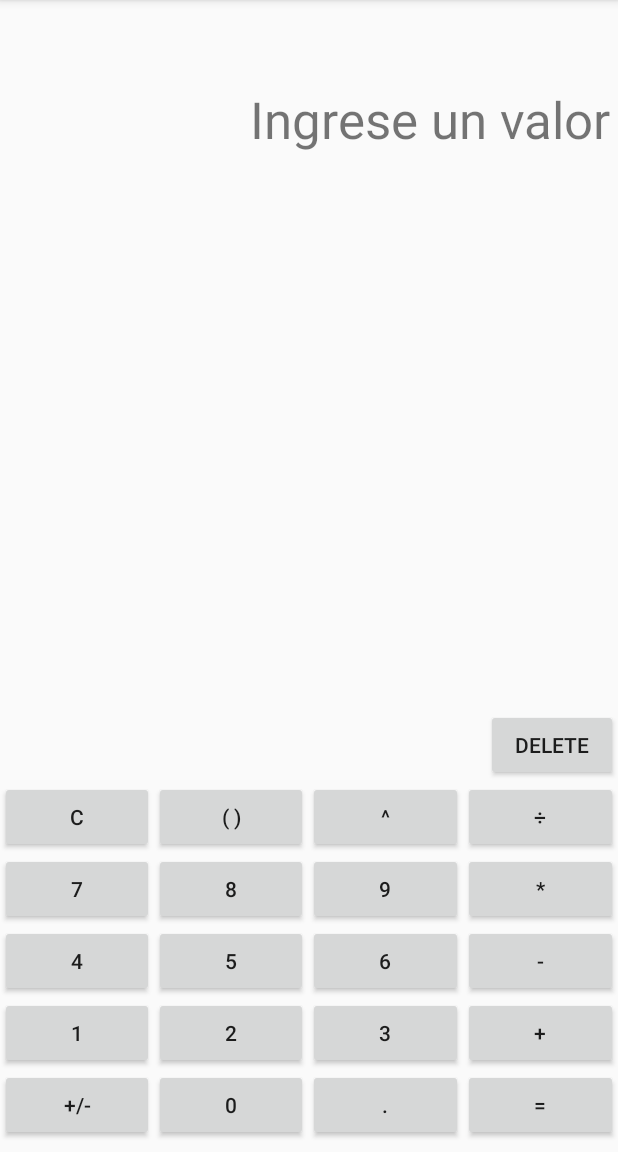
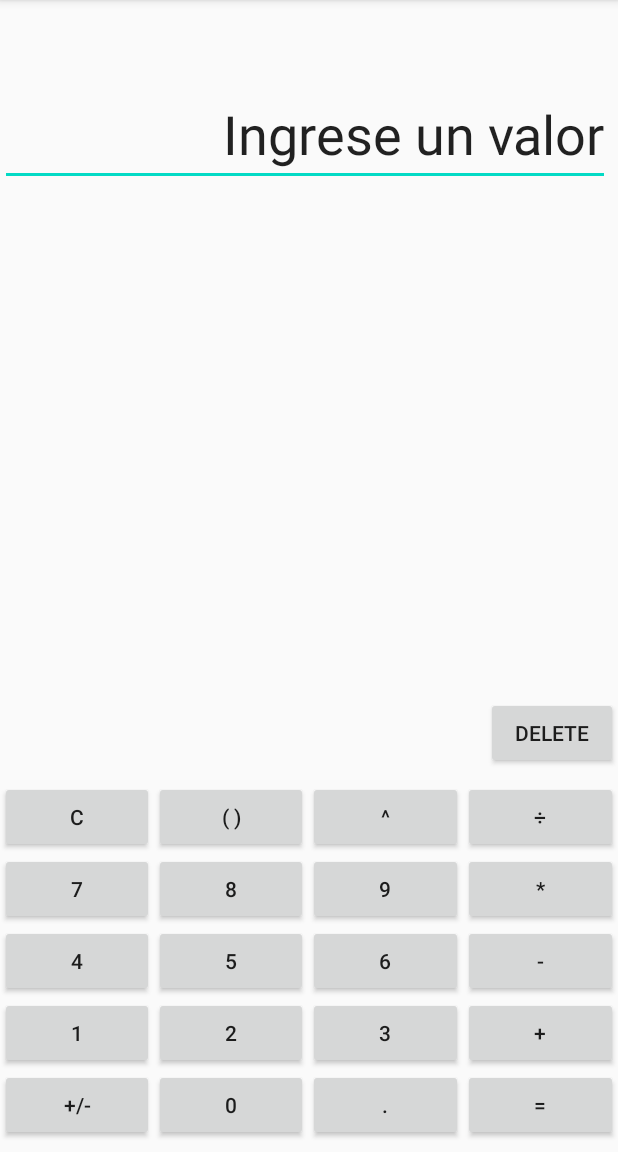
Before and after one commit to aflorezgut123/DevAppMob, an Android app: the screen it shows after launch (MainActivity), on a phone screen of 412 x 824 dp, the part 84-1236 px from its top. Run offline under Robolectric (Android 15) with nearby library versions, the phone set to English and light mode, and no system bars.

Commit message:
aidcion funcionalidades botones
aidcion funcionalidades botones

```diff
--- a/Calculator/app/build.gradle
+++ b/Calculator/app/build.gradle
@@ -31,6 +31,7 @@ dependencies {
 
     implementation 'com.android.support:appcompat-v7:28.0.0'
     implementation 'com.android.support.constraint:constraint-layout:2.0.4'
+    implementation files('libs\\MathParser.org-mXparser-v.4.4.0-jdk8.jar')
     testImplementation 'junit:junit:4.+'
     androidTestImplementation 'com.android.support.test:runner:1.0.2'
     androidTestImplementation 'com.android.support.test.espresso:espresso-core:3.0.2'
--- a/Calculator/app/src/main/res/layout/activity_main.xml
+++ b/Calculator/app/src/main/res/layout/activity_main.xml
@@ -39,7 +39,11 @@
                 android:id="@+id/exponenteBTN"
                 android:layout_width="0dp"
                 android:layout_height="wrap_content"
+
                 android:layout_weight="1"
+
+                android:onClick="exponenteBTN"
+
                 android:text="@string/exponente"
                 android:theme="@style/Widget.AppCompat.Button.Borderless" />
 
@@ -48,6 +52,7 @@
                 android:layout_width="0dp"
                 android:layout_height="wrap_content"
                 android:layout_weight="1"
+                android:onClick="divisionBTN"
                 android:text="@string/division"
                 android:theme="@style/Widget.AppCompat.Button.Borderless" />
         </TableRow>
@@ -61,6 +66,7 @@
                 android:layout_width="0dp"
                 android:layout_height="wrap_content"
                 android:layout_weight="1"
+                android:onClick="sieteBTN"
                 android:text="@string/siete"
                 android:theme="@style/Widget.AppCompat.Button.Borderless" />
 
@@ -69,6 +75,7 @@
                 android:layout_width="0dp"
                 android:layout_height="wrap_content"
                 android:layout_weight="1"
+                android:onClick="ochoBTN"
                 android:text="@string/ocho"
                 android:theme="@style/Widget.AppCompat.Button.Borderless" />
 
@@ -77,6 +84,7 @@
                 android:layout_width="0dp"
                 android:layout_height="wrap_content"
                 android:layout_weight="1"
+                android:onClick="nueveBTN"
                 android:text="@string/nueve"
                 android:theme="@style/Widget.AppCompat.Button.Borderless" />
 
@@ -85,6 +93,7 @@
                 android:layout_width="0dp"
                 android:layout_height="wrap_content"
                 android:layout_weight="1"
+                android:onClick="multiplicacionBTN"
                 android:text="@string/multiplicacion"
                 android:theme="@style/Widget.AppCompat.Button.Borderless" />
         </TableRow>
@@ -98,6 +107,7 @@
                 android:layout_width="0dp"
                 android:layout_height="wrap_content"
                 android:layout_weight="1"
+                android:onClick="cuatroBTN"
                 android:text="@string/cuatro"
                 android:theme="@style/Widget.AppCompat.Button.Borderless" />
 
@@ -106,6 +116,7 @@
                 android:layout_width="0dp"
                 android:layout_height="wrap_content"
                 android:layout_weight="1"
+                android:onClick="cincoBTN"
                 android:text="@string/cinco"
                 android:theme="@style/Widget.AppCompat.Button.Borderless" />
 
@@ -114,6 +125,7 @@
                 android:layout_width="0dp"
                 android:layout_height="wrap_content"
                 android:layout_weight="1"
+                android:onClick="seisBTN"
                 android:text="@string/seis"
                 android:theme="@style/Widget.AppCompat.Button.Borderless" />
 
@@ -122,6 +134,7 @@
                 android:layout_width="0dp"
                 android:layout_height="wrap_content"
                 android:layout_weight="1"
+                android:onClick="restaBTN"
                 android:text="@string/resta"
                 android:theme="@style/Widget.AppCompat.Button.Borderless" />
         </TableRow>
@@ -135,6 +148,7 @@
                 android:layout_width="0dp"
                 android:layout_height="wrap_content"
                 android:layout_weight="1"
+                android:onClick="unoBTN"
                 android:text="@string/uno"
                 android:theme="@style/Widget.AppCompat.Button.Borderless" />
 
@@ -143,6 +157,7 @@
                 android:layout_width="0dp"
                 android:layout_height="wrap_content"
                 android:layout_weight="1"
+                android:onClick="dosBTN"
                 android:text="@string/dos"
                 android:theme="@style/Widget.AppCompat.Button.Borderless" />
 
@@ -151,6 +166,7 @@
                 android:layout_width="0dp"
                 android:layout_height="wrap_content"
                 android:layout_weight="1"
+                android:onClick="tresBTN"
                 android:text="@string/tres"
                 android:theme="@style/Widget.AppCompat.Button.Borderless" />
 
@@ -159,6 +175,7 @@
                 android:layout_width="0dp"
                 android:layout_height="wrap_content"
                 android:layout_weight="1"
+                android:onClick="sumaBTN"
                 android:text="@string/suma"
                 android:theme="@style/Widget.AppCompat.Button.Borderless" />
 
@@ -181,6 +198,7 @@
                 android:layout_width="0dp"
                 android:layout_height="wrap_content"
                 android:layout_weight="1"
+                android:onClick="zeroBTN"
                 android:text="@string/cero"
                 android:theme="@style/Widget.AppCompat.Button.Borderless" />
 
@@ -189,6 +207,7 @@
                 android:layout_width="0dp"
                 android:layout_height="wrap_content"
                 android:layout_weight="1"
+                android:onClick="puntoBTN"
                 android:text="@string/punto"
                 android:theme="@style/Widget.AppCompat.Button.Borderless" />
 
@@ -197,33 +216,39 @@
                 android:layout_width="0dp"
                 android:layout_height="wrap_content"
                 android:layout_weight="1"
+                android:onClick="igualBTN"
                 android:text="@string/igual"
                 android:theme="@style/Widget.AppCompat.Button.Borderless" />
         </TableRow>
     </TableLayout>
 
-    <TextView
+    <EditText
         android:id="@+id/input"
         android:layout_width="match_parent"
         android:layout_height="wrap_content"
         android:layout_marginTop="10dp"
         android:layout_marginEnd="5dp"
+        android:autofillHints="false"
+        android:inputType="none"
         android:text="Ingrese un valor"
         android:textAlignment="textEnd"
-        android:textSize="34sp"
+        android:textSize="36sp"
         app:layout_constraintBottom_toTopOf="@+id/tableLayout"
         app:layout_constraintEnd_toEndOf="parent"
         app:layout_constraintHorizontal_bias="0.498"
         app:layout_constraintStart_toStartOf="parent"
         app:layout_constraintTop_toTopOf="parent"
         app:layout_constraintVertical_bias="0.101"
-        app:layout_goneMarginTop="30dp" />
+        app:layout_goneMarginTop="30dp"
+        tools:ignore="LabelFor" />
 
     <Button
         android:id="@+id/espacioBTN"
         android:theme="@style/Widget.AppCompat.Button.Borderless"
         android:layout_width="wrap_content"
         android:layout_height="wrap_content"
+        android:layout_marginBottom="8dp"
+        android:onClick="borrarBTN"
         android:text="@string/espacio"
         app:layout_constraintBottom_toTopOf="@+id/tableLayout"
         app:layout_constraintEnd_toEndOf="parent"
```
Also changed, not shown: Calculator/app/src/main/java/co/org/poli/calculator/MainActivity.java (+101 -7 lines), Calculator/app/libs/MathParser.org-mXparser-v.4.4.0-jdk8.jar (added), 2 other files.
